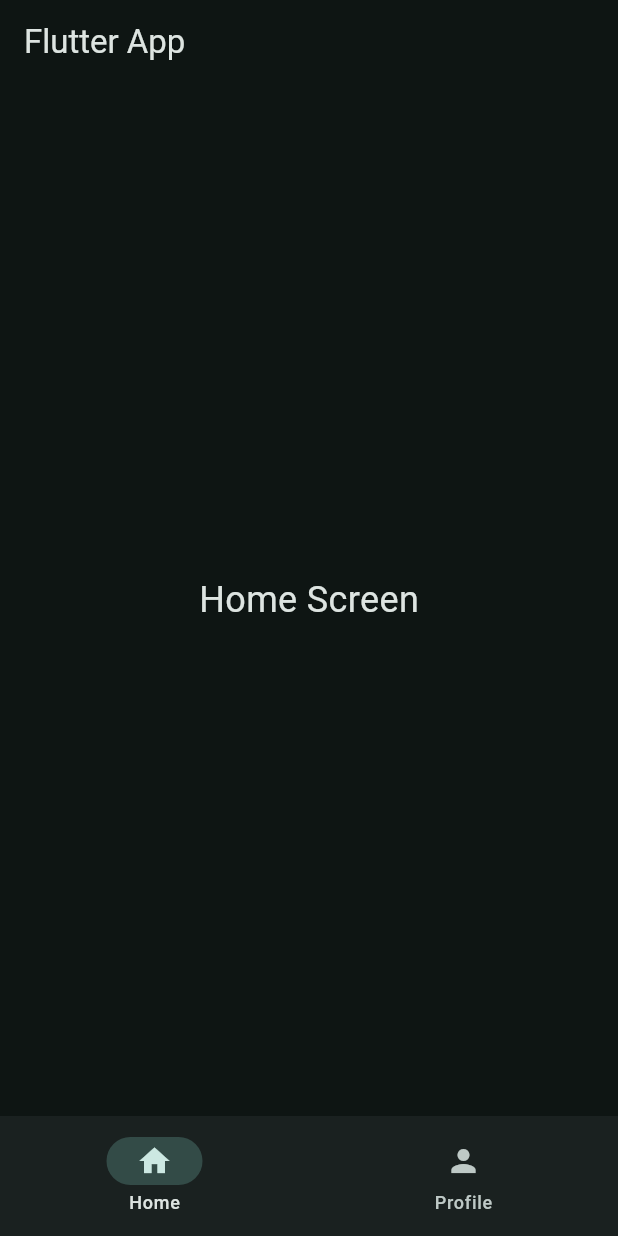
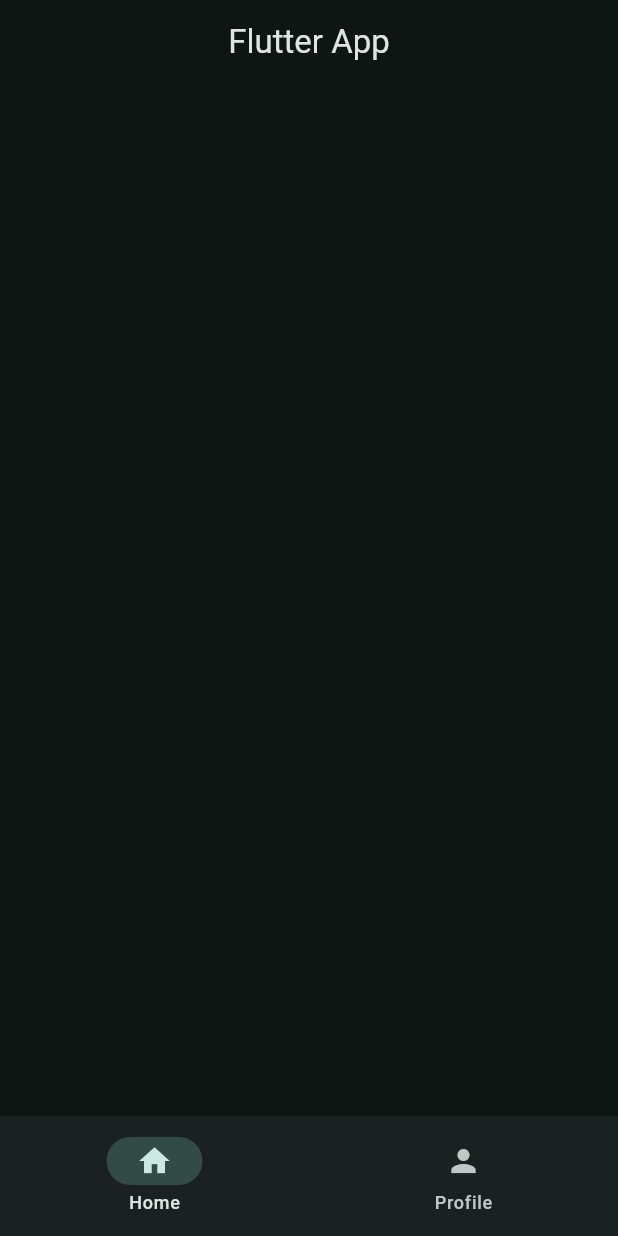
Before and after one commit to Islamlogbibi/flutter, a Flutter app: the screen it shows after launch, on a phone screen of 412 x 824 dp. Run offline on Flutter 3.47's test engine with Material 3 defaults, Android fonts, the phone set to English and light mode, and no system bars.

Commit message:
separated widgets

```diff
--- a/lib/main.dart
+++ b/lib/main.dart
@@ -1,4 +1,5 @@
 import 'package:flutter/material.dart';
+import 'package:learn_flutter/widgets/bottom_navbar.dart';
 
 void main() {
   runApp(const MyApp());
@@ -22,22 +23,9 @@ class _MyAppState extends State<MyApp> {
 
       ),
       home: Scaffold(
-        appBar: AppBar(title: Text("Flutter App")),
-        body: selectedIndex == 0
-            ? Center(child: Text("Home Screen", style: TextStyle(fontSize: 24)))
-            : Center(child: Text("Profile Screen", style: TextStyle(fontSize: 24))),
-        bottomNavigationBar: NavigationBar(
-          destinations: [
-            NavigationDestination(icon: Icon(Icons.home), label: 'Home'),
-            NavigationDestination(icon: Icon(Icons.person), label: 'Profile'),
-          ],
-          onDestinationSelected: (int value) {
-            setState(() {
-              selectedIndex = value;
-            });
-          },
-          selectedIndex: selectedIndex,
-        ),
+        appBar: AppBar(title: Text("Flutter App"), centerTitle: true,),
+
+        bottomNavigationBar: BottomNavbar(),
       ),
     );
   }
--- /dev/null
+++ b/lib/widgets/bottom_navbar.dart
@@ -0,0 +1,27 @@
+import 'package:flutter/material.dart';
+
+class BottomNavbar extends StatefulWidget {
+  const BottomNavbar({super.key});
+
+  @override
+  State<BottomNavbar> createState() => _MyWidgetState();
+}
+
+class _MyWidgetState extends State<BottomNavbar> {
+  int selectedIndex = 0;
+  @override
+  Widget build(BuildContext context) {
+    return NavigationBar(
+      destinations: [
+        NavigationDestination(icon: Icon(Icons.home), label: 'Home'),
+        NavigationDestination(icon: Icon(Icons.person), label: 'Profile'),
+      ],
+      onDestinationSelected: (int value) {
+        setState(() {
+          selectedIndex = value;
+        });
+      },
+      selectedIndex: selectedIndex,
+    );
+  }
+}
```
